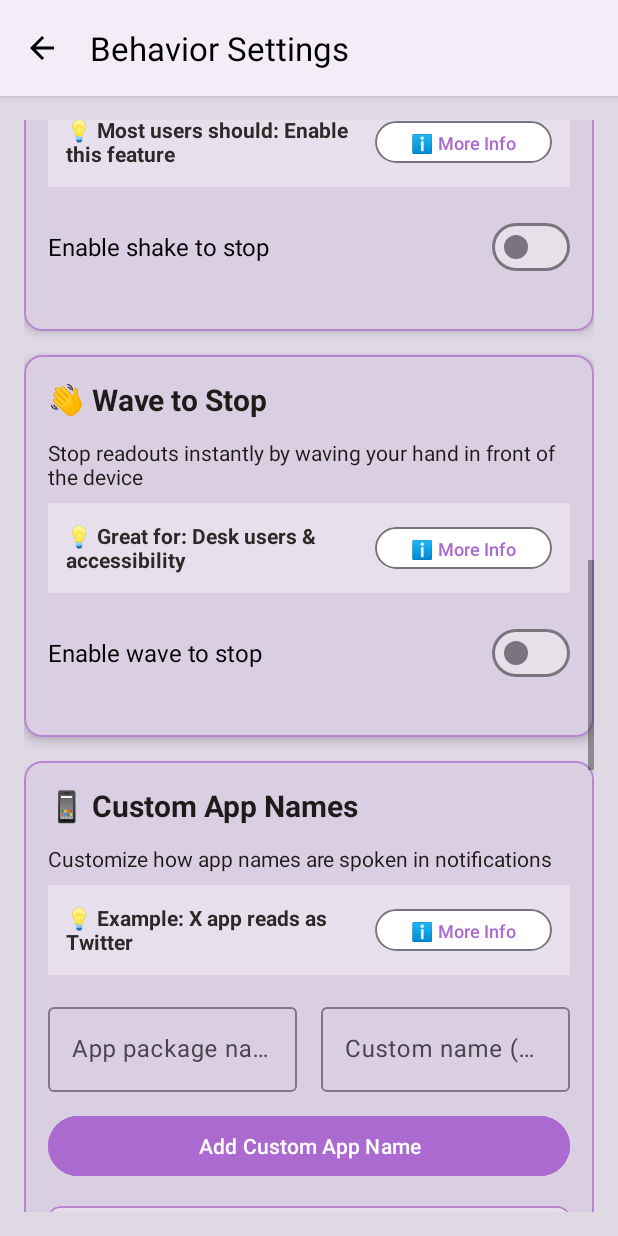
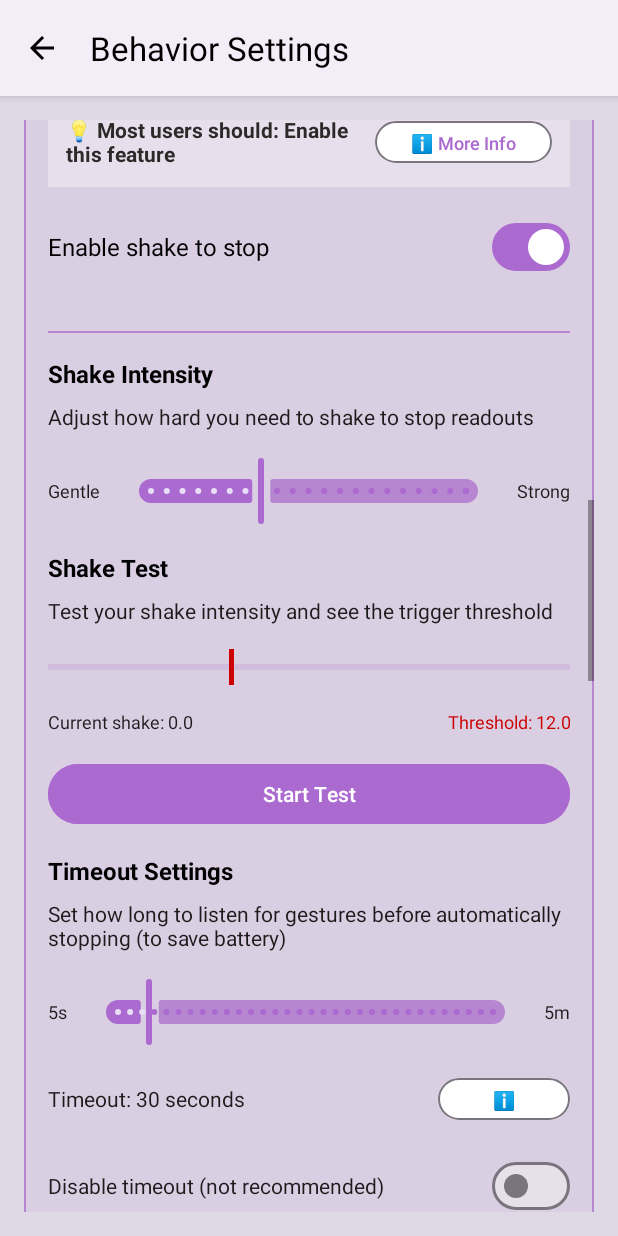
Before and after one commit to mitchib1440/SpeakThat, an Android app: the BehaviorSettingsActivity screen opened directly, with no data from a screen before it, scrolled down 1596 dp, on a phone screen of 412 x 824 dp. Run offline under Robolectric (Android 15) with nearby library versions, the phone set to English and light mode, and no system bars.

Commit message:
Shake To Stop is enabled by default
The onboarding flow says users can shake to stop any announcements... we should probably make it true...

```diff
--- a/app/src/main/java/com/micoyc/speakthat/BehaviorSettingsActivity.java
+++ b/app/src/main/java/com/micoyc/speakthat/BehaviorSettingsActivity.java
@@ -510,7 +510,7 @@ public class BehaviorSettingsActivity extends AppCompatActivity implements Senso
         priorityAppAdapter.notifyDataSetChanged();
 
         // Load shake to stop settings
-        boolean shakeEnabled = sharedPreferences.getBoolean(KEY_SHAKE_TO_STOP_ENABLED, false);
+        boolean shakeEnabled = sharedPreferences.getBoolean(KEY_SHAKE_TO_STOP_ENABLED, true);
         binding.switchShakeToStop.setChecked(shakeEnabled);
         binding.shakeSettingsSection.setVisibility(shakeEnabled ? View.VISIBLE : View.GONE);
 
--- a/app/src/main/java/com/micoyc/speakthat/FilterConfigManager.java
+++ b/app/src/main/java/com/micoyc/speakthat/FilterConfigManager.java
@@ -103,7 +103,7 @@ public class FilterConfigManager {
         public BehaviorConfig() {
             this.notificationBehavior = "interrupt";
             this.priorityApps = new HashSet<>();
-            this.shakeToStopEnabled = false;
+            this.shakeToStopEnabled = true;
             this.shakeThreshold = 12.0f;
             this.shakeTimeoutSeconds = 30;
             this.mediaBehavior = "ignore";
@@ -216,7 +216,7 @@ public class FilterConfigManager {
         // Load behavior settings
         config.behavior.notificationBehavior = prefs.getString("notification_behavior", "interrupt");
         config.behavior.priorityApps = new HashSet<>(prefs.getStringSet("priority_apps", new HashSet<>()));
-        config.behavior.shakeToStopEnabled = prefs.getBoolean("shake_to_stop_enabled", false);
+        config.behavior.shakeToStopEnabled = prefs.getBoolean("shake_to_stop_enabled", true);
         config.behavior.shakeThreshold = prefs.getFloat("shake_threshold", 12.0f);
         config.behavior.shakeTimeoutSeconds = prefs.getInt("shake_timeout_seconds", 30);
         config.behavior.mediaBehavior = prefs.getString("media_behavior", "ignore");
--- a/app/src/main/java/com/micoyc/speakthat/MainActivity.kt
+++ b/app/src/main/java/com/micoyc/speakthat/MainActivity.kt
@@ -460,7 +460,7 @@ class MainActivity : AppCompatActivity(), TextToSpeech.OnInitListener, SensorEve
     }
 
     private fun loadShakeSettings() {
-        isShakeToStopEnabled = sharedPreferences.getBoolean(KEY_SHAKE_TO_STOP_ENABLED, false)
+        isShakeToStopEnabled = sharedPreferences.getBoolean(KEY_SHAKE_TO_STOP_ENABLED, true)
         shakeThreshold = sharedPreferences.getFloat(KEY_SHAKE_THRESHOLD, 12.0f)
         Log.d(TAG, "MainActivity shake settings - enabled: $isShakeToStopEnabled, threshold: $shakeThreshold")
     }
--- a/app/src/main/java/com/micoyc/speakthat/NotificationReaderService.kt
+++ b/app/src/main/java/com/micoyc/speakthat/NotificationReaderService.kt
@@ -465,7 +465,7 @@ class NotificationReaderService : NotificationListenerService(), TextToSpeech.On
     }
 
     private fun loadShakeSettings() {
-        isShakeToStopEnabled = sharedPreferences.getBoolean(KEY_SHAKE_TO_STOP_ENABLED, false)
+        isShakeToStopEnabled = sharedPreferences.getBoolean(KEY_SHAKE_TO_STOP_ENABLED, true)
         shakeThreshold = sharedPreferences.getFloat(KEY_SHAKE_THRESHOLD, 12.0f)
 
         // Safety validation: ensure timeout is within valid range (0 or 5-300)
--- a/app/src/main/java/com/micoyc/speakthat/TestSettingsActivity.java
+++ b/app/src/main/java/com/micoyc/speakthat/TestSettingsActivity.java
@@ -142,7 +142,7 @@ public class TestSettingsActivity extends AppCompatActivity {
     private void testBehaviorSettings(StringBuilder results) {
         String notificationBehavior = mainPrefs.getString("notification_behavior", "interrupt");
         Set<String> priorityApps = mainPrefs.getStringSet("priority_apps", null);
-        boolean shakeToStop = mainPrefs.getBoolean("shake_to_stop_enabled", false);
+        boolean shakeToStop = mainPrefs.getBoolean("shake_to_stop_enabled", true);
         float shakeThreshold = mainPrefs.getFloat("shake_threshold", 12.0f);
         String mediaBehavior = mainPrefs.getString("media_behavior", "ignore");
         int duckingVolume = mainPrefs.getInt("ducking_volume", 30);
```
